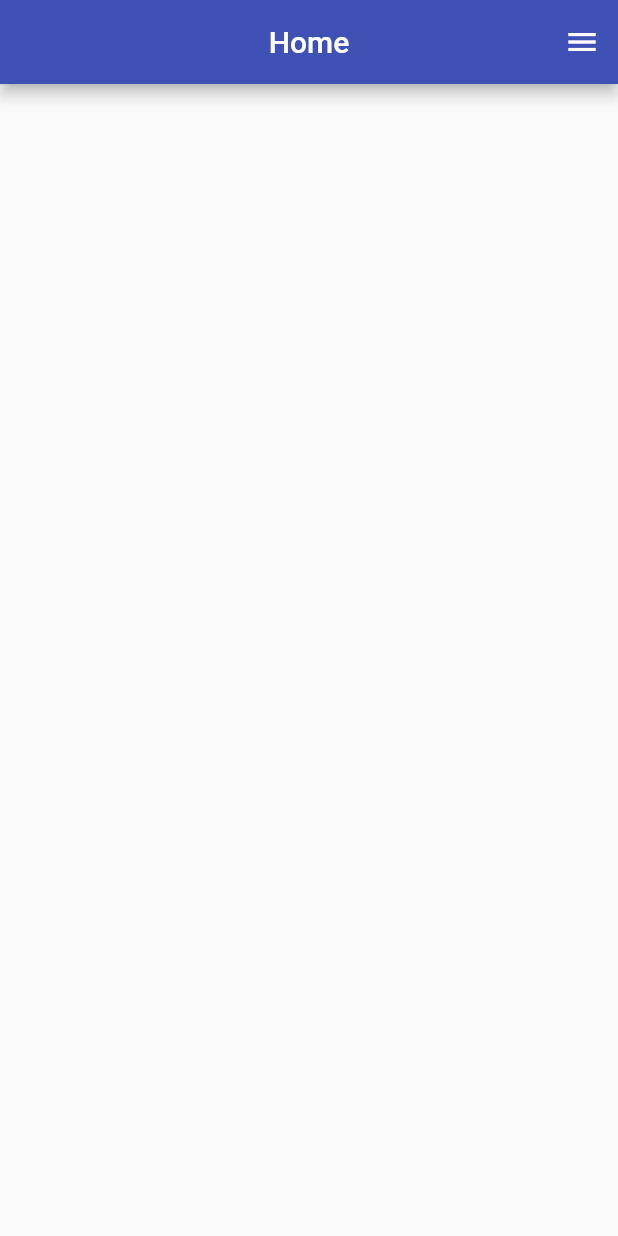
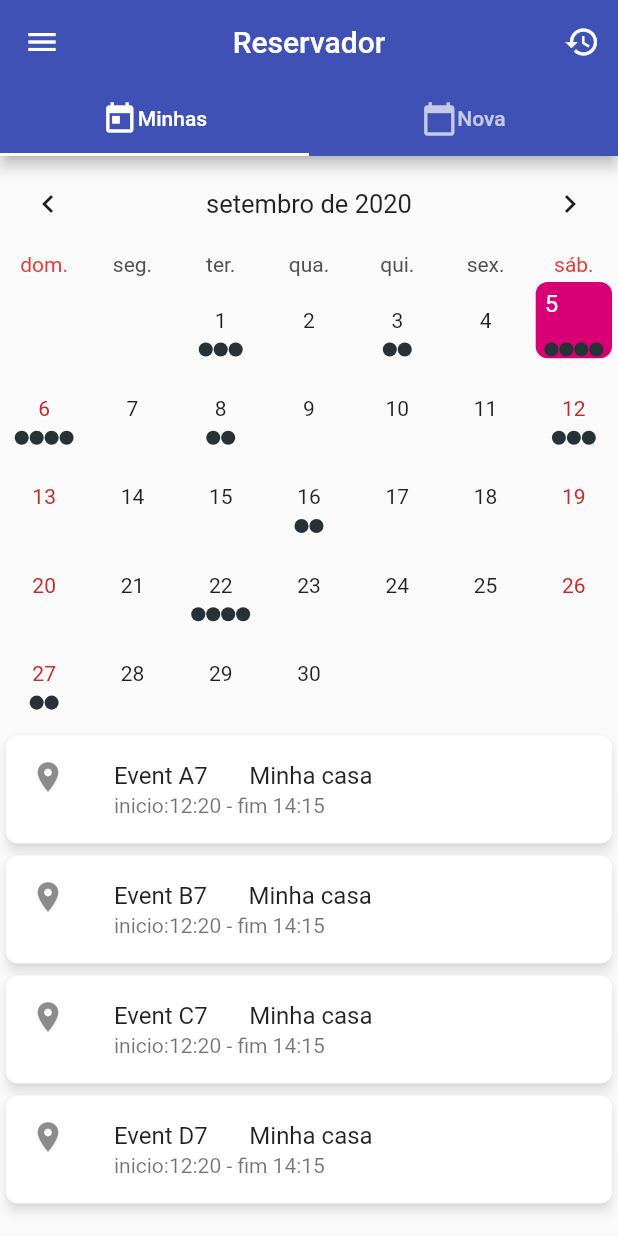
Before and after one commit to mportog/storage_notification, a Flutter app: the screen it shows after launch, on a phone screen of 412 x 824 dp. Run offline on Flutter 3.47's test engine with Material 2 defaults, Android fonts, the phone set to English and light mode, and no system bars; drawn by our look-alikes of table_calendar; our stand-ins replace cloud_firestore, firebase_auth, firebase_messaging, flutter_mobx, mobx; accounts and stored records are empty; generated files the repository leaves out were written again.

```diff
--- a/lib/models/user.dart
+++ b/lib/models/user.dart
@@ -27,4 +27,6 @@ class User {
 
   DocumentReference get firestoreRef =>
       Firestore.instance.document('users/$id');
+
+  CollectionReference get tokensReference => firestoreRef.collection('tokens');
 }
--- /dev/null
+++ b/lib/screens/home/widgets/calendar_reservation_view.dart
@@ -0,0 +1,346 @@
+//  Copyright (c) 2019 Aleksander Woźniak
+//  Licensed under Apache License v2.0
+
+import 'package:flutter/material.dart';
+import 'package:storagenotification/screens/commons/drawer/end_drawer_base.dart';
+import 'package:storagenotification/screens/home/widgets/custom_list_tile.dart';
+import 'package:table_calendar/table_calendar.dart';
+
+// Example holidays
+final Map<DateTime, List> _holidays = {
+  DateTime(2019, 1, 1): ["New Year's Day"],
+  DateTime(2019, 1, 6): ['Epiphany'],
+  DateTime(2019, 2, 14): ["Valentine's Day"],
+  DateTime(2019, 4, 21): ['Easter Sunday'],
+  DateTime(2019, 4, 22): ['Easter Monday'],
+};
+
+class MyHomePage extends StatefulWidget {
+  @override
+  _MyHomePageState createState() => _MyHomePageState();
+}
+
+class _MyHomePageState extends State<MyHomePage> with TickerProviderStateMixin {
+  Map<DateTime, List> _events;
+  List _selectedEvents;
+  AnimationController _animationController;
+  CalendarController _calendarController;
+  TabController _controller;
+
+  @override
+  void initState() {
+    super.initState();
+    final _selectedDay = DateTime.now();
+    _controller = TabController(length: 2, vsync: this);
+
+    _events = {
+      _selectedDay.subtract(const Duration(days: 30)): [
+        'Event A0',
+        'Event B0',
+        'Event C0'
+      ],
+      _selectedDay.subtract(const Duration(days: 27)): ['Event A1'],
+      _selectedDay.subtract(const Duration(days: 20)): [
+        'Event A2',
+        'Event B2',
+        'Event C2',
+        'Event D2'
+      ],
+      _selectedDay.subtract(const Duration(days: 16)): ['Event A3', 'Event B3'],
+      _selectedDay.subtract(const Duration(days: 10)): [
+        'Event A4',
+        'Event B4',
+        'Event C4'
+      ],
+      _selectedDay.subtract(const Duration(days: 4)): [
+        'Event A5',
+        'Event B5',
+        'Event C5'
+      ],
+      _selectedDay.subtract(const Duration(days: 2)): ['Event A6', 'Event B6'],
+      _selectedDay: ['Event A7', 'Event B7', 'Event C7', 'Event D7'],
+      _selectedDay.add(const Duration(days: 1)): [
+        'Event A8',
+        'Event B8',
+        'Event C8',
+        'Event D8'
+      ],
+      _selectedDay.add(const Duration(days: 3)):
+          Set.from(['Event A9', 'Event A9', 'Event B9']).toList(),
+      _selectedDay.add(const Duration(days: 7)): [
+        'Event A10',
+        'Event B10',
+        'Event C10'
+      ],
+      _selectedDay.add(const Duration(days: 11)): ['Event A11', 'Event B11'],
+      _selectedDay.add(const Duration(days: 17)): [
+        'Event A12',
+        'Event B12',
+        'Event C12',
+        'Event D12'
+      ],
+      _selectedDay.add(const Duration(days: 22)): ['Event A13', 'Event B13'],
+      _selectedDay.add(const Duration(days: 26)): [
+        'Event A14',
+        'Event B14',
+        'Event C14'
+      ],
+    };
+
+    _selectedEvents = _events[_selectedDay] ?? [];
+    _calendarController = CalendarController();
+
+    _animationController = AnimationController(
+      vsync: this,
+      duration: const Duration(milliseconds: 400),
+    );
+
+    _animationController.forward();
+  }
+
+  @override
+  void dispose() {
+    _controller.dispose();
+    _animationController.dispose();
+    _calendarController.dispose();
+    super.dispose();
+  }
+
+  void _onDaySelected(DateTime day, List events) {
+    debugPrint('CALLBACK: _onDaySelected');
+    setState(() {
+      _selectedEvents = events;
+    });
+  }
+
+  void _onVisibleDaysChanged(
+      DateTime first, DateTime last, CalendarFormat format) {
+    debugPrint('CALLBACK: _onVisibleDaysChanged');
+  }
+
+  void _onCalendarCreated(
+      DateTime first, DateTime last, CalendarFormat format) {
+    debugPrint('CALLBACK: _onCalendarCreated');
+  }
+
+  @override
+  Widget build(BuildContext context) {
+    return Scaffold(
+      appBar: AppBar(
+        title: const Text('Reservador'),
+        centerTitle: true,
+        actions: <Widget>[
+          IconButton(
+            icon: Icon(Icons.restore),
+            tooltip: 'Hoje',
+            onPressed: () {
+              final dateTime = DateTime.now();
+              _calendarController.setSelectedDay(
+                DateTime(dateTime.year, dateTime.month, dateTime.day),
+                runCallback: true,
+              );
+            },
+          )
+        ],
+        bottom: TabBar(controller: _controller, tabs: [
+          Tab(
+              child: Row(
+            mainAxisAlignment: MainAxisAlignment.spaceEvenly,
+            mainAxisSize: MainAxisSize.min,
+            children: <Widget>[
+              Icon(Icons.today),
+              const Text('Minhas'),
+            ],
+          )),
+          Tab(
+              child: Row(
+            mainAxisAlignment: MainAxisAlignment.spaceEvenly,
+            mainAxisSize: MainAxisSize.min,
+            children: <Widget>[
+              Icon(Icons.calendar_today),
+              const Text('Nova'),
+            ],
+          )),
+        ]),
+      ),
+      drawer: EndDrawerBase(),
+      body: Column(
+        mainAxisSize: MainAxisSize.max,
+        children: <Widget>[
+          _buildTableCalendarWithBuilders(),
+          const SizedBox(height: 8.0),
+          Expanded(
+            child: TabBarView(
+              controller: _controller,
+              children: <Widget>[
+                _buildEventList(),
+                ListView(
+                  shrinkWrap: true,
+                  children: <Widget>[
+                    CustomListTile(Icons.event_available, const Text('Inserir'),
+                        subtitle: const Text('Data')),
+                    CustomListTile(Icons.event_available, const Text('Inserir'),
+                        subtitle: const Text('Data')),
+                    CustomListTile(Icons.event_available, const Text('Inserir'),
+                        subtitle: const Text('Data')),
+                    CustomListTile(Icons.event_available, const Text('Inserir'),
+                        subtitle: const Text('Data')),
+                    CustomListTile(Icons.event_available, const Text('Inserir'),
+                        subtitle: const Text('Data')),
+                    CustomListTile(Icons.event_available, const Text('Inserir'),
+                        subtitle: const Text('Data')),
+                  ],
+                ),
+              ],
+            ),
+          ),
+        ],
+      ),
+    );
+  }
+
+  Widget _buildTableCalendarWithBuilders() {
+    return TableCalendar(
+      locale: 'pt_BR',
+      calendarController: _calendarController,
+      events: _events,
+      holidays: _holidays,
+      initialCalendarFormat: CalendarFormat.month,
+      formatAnimation: FormatAnimation.slide,
+      startingDayOfWeek: StartingDayOfWeek.sunday,
+      availableGestures: AvailableGestures.all,
+      availableCalendarFormats: const {
+        CalendarFormat.month: '',
+        CalendarFormat.week: '',
+      },
+      calendarStyle: CalendarStyle(
+        outsideDaysVisible: false,
+        weekendStyle: const TextStyle().copyWith(color: Colors.red[800]),
+        holidayStyle: const TextStyle().copyWith(color: Colors.red[800]),
+      ),
+      daysOfWeekStyle: DaysOfWeekStyle(
+        weekendStyle: const TextStyle().copyWith(color: Colors.red[600]),
+      ),
+      headerStyle: const HeaderStyle(
+        centerHeaderTitle: true,
+        formatButtonVisible: false,
+      ),
+      builders: CalendarBuilders(
+        selectedDayBuilder: (context, date, _) {
+          return FadeTransition(
+            opacity: Tween(begin: 0.0, end: 1.0).animate(_animationController),
+            child: Container(
+              decoration: BoxDecoration(
+                  color: const Color.fromRGBO(216, 0, 116, 1),
+                  borderRadius: BorderRadius.circular(8)),
+              margin: const EdgeInsets.all(4.0),
+              padding: const EdgeInsets.only(top: 5.0, left: 6.0),
+              width: 100,
+              height: 100,
+              child: Text(
+                '${date.day}',
+                style: TextStyle(color: Colors.white).copyWith(fontSize: 16.0),
+              ),
+            ),
+          );
+        },
+        todayDayBuilder: (context, date, _) {
+          return Container(
+            margin: const EdgeInsets.all(4.0),
+            padding: const EdgeInsets.only(top: 5.0, left: 6.0),
+            decoration: BoxDecoration(
+              borderRadius: BorderRadius.circular(8),
+              color: Colors.green[100],
+            ),
+            width: 100,
+            height: 100,
+            child: Text(
+              '${date.day}',
+              style: const TextStyle().copyWith(fontSize: 16.0),
+            ),
+          );
+        },
+        markersBuilder: (context, date, events, holidays) {
+          final children = <Widget>[];
+
+          if (events.isNotEmpty) {
+            children.add(
+              Positioned(
+                right: 1,
+                bottom: 1,
+                child: _buildEventsMarker(date, events),
+              ),
+            );
+          }
+
+          if (holidays.isNotEmpty) {
+            children.add(
+              Positioned(
+                right: -2,
+                top: -2,
+                child: _buildHolidaysMarker(),
+              ),
+            );
+          }
+
+          return children;
+        },
+      ),
+      onDaySelected: (date, events) {
+        _onDaySelected(date, events);
+        _animationController.forward(from: 0.0);
+      },
+      onVisibleDaysChanged: _onVisibleDaysChanged,
+      onCalendarCreated: _onCalendarCreated,
+    );
+  }
+
+  Widget _buildEventsMarker(DateTime date, List events) {
+    return AnimatedContainer(
+      duration: const Duration(milliseconds: 300),
+      decoration: BoxDecoration(
+        shape: BoxShape.circle,
+        color: _calendarController.isSelected(date)
+            ? Colors.grey[600]
+            : _calendarController.isToday(date)
+                ? Colors.blue
+                : const Color.fromRGBO(216, 0, 116, 1),
+      ),
+      width: 16.0,
+      height: 16.0,
+      child: Center(
+        child: Text(
+          '${events.length}',
+          style: const TextStyle().copyWith(
+            color: Colors.white,
+            fontSize: 12.0,
+          ),
+        ),
+      ),
+    );
+  }
+
+  Widget _buildHolidaysMarker() {
+    return Icon(
+      Icons.add_box,
+      size: 20.0,
+      color: Colors.blueGrey[800],
+    );
+  }
+
+  Widget _buildEventList() {
+    return ListView(
+      shrinkWrap: true,
+      children: _selectedEvents
+          .map((event) => Card(
+                child: ListTile(
+                  leading: Icon(Icons.location_on),
+                  title: Text('${event.toString()}       Minha casa'),
+                  subtitle: const Text('inicio:12:20 - fim 14:15'),
+                  onTap: () => debugPrint('$event tapped!'),
+                ),
+              ))
+          .toList(),
+    );
+  }
+}
--- a/pubspec.yaml
+++ b/pubspec.yaml
@@ -32,6 +32,7 @@ dependencies:
   firebase_auth: ^0.16.0
   firebase_storage: ^3.1.5
   cloud_functions: ^0.5.0
+  firebase_messaging: ^6.0.16
   mobx: ^1.2.1+2
   flutter_mobx: ^1.1.0+2
   provider: ^4.0.5
```
Also changed, not shown: lib/controllers/firebase_store.dart (+13 -2 lines), lib/main.dart (+5 -4 lines), lib/screens/home/home_page.dart (+9 -0 lines), lib/screens/home/widgets/custom_list_tile.dart (added, +21 -0 lines), pubspec.lock, 3 other files.
